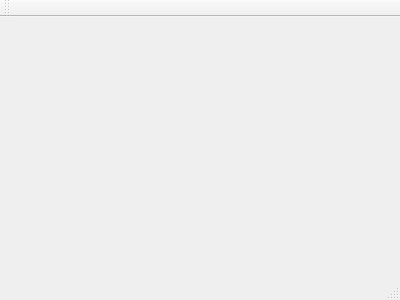
Old version of the form src/mainwindow.ui in the repository Lasall/qt-sudoku.
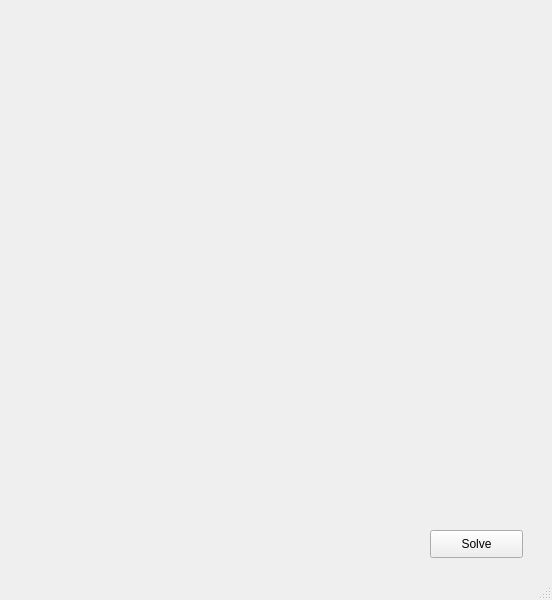
New version of the form.

Commit message: Basic Sudoku prototype, gui representation

```diff
--- a/src/mainwindow.ui
+++ b/src/mainwindow.ui
@@ -6,14 +6,1108 @@
    <rect>
     <x>0</x>
     <y>0</y>
-    <width>400</width>
-    <height>300</height>
+    <width>552</width>
+    <height>600</height>
    </rect>
   </property>
+  <property name="minimumSize">
+   <size>
+    <width>552</width>
+    <height>600</height>
+   </size>
+  </property>
+  <property name="maximumSize">
+   <size>
+    <width>552</width>
+    <height>600</height>
+   </size>
+  </property>
   <property name="windowTitle">
    <string>MainWindow</string>
   </property>
-  <widget class="QWidget" name="centralWidget"/>
+  <widget class="QWidget" name="centralWidget">
+   <widget class="QPushButton" name="pushButton">
+    <property name="geometry">
+     <rect>
+      <x>430</x>
+      <y>530</y>
+      <width>93</width>
+      <height>28</height>
+     </rect>
+    </property>
+    <property name="text">
+     <string>Solve</string>
+    </property>
+   </widget>
+   <widget class="QWidget" name="gridLayoutWidget">
+    <property name="geometry">
+     <rect>
+      <x>20</x>
+      <y>20</y>
+      <width>521</width>
+      <height>501</height>
+     </rect>
+    </property>
+    <layout class="QGridLayout" name="gridLayout">
+     <property name="sizeConstraint">
+      <enum>QLayout::SetDefaultConstraint</enum>
+     </property>
+     <item row="7" column="3">
+      <widget class="QLabel" name="label_37">
+       <property name="text">
+        <string/>
+       </property>
+       <property name="scaledContents">
+        <bool>true</bool>
+       </property>
+       <property name="alignment">
+        <set>Qt::AlignCenter</set>
+       </property>
+      </widget>
+     </item>
+     <item row="1" column="7">
+      <widget class="QLabel" name="label_71">
+       <property name="text">
+        <string/>
+       </property>
+       <property name="scaledContents">
+        <bool>true</bool>
+       </property>
+       <property name="alignment">
+        <set>Qt::AlignCenter</set>
+       </property>
+      </widget>
+     </item>
+     <item row="0" column="8">
+      <widget class="QLabel" name="label_80">
+       <property name="text">
+        <string/>
+       </property>
+       <property name="scaledContents">
+        <bool>true</bool>
+       </property>
+       <property name="alignment">
+        <set>Qt::AlignCenter</set>
+       </property>
+      </widget>
+     </item>
+     <item row="2" column="6">
+      <widget class="QLabel" name="label_62">
+       <property name="text">
+        <string/>
+       </property>
+       <property name="scaledContents">
+        <bool>true</bool>
+       </property>
+       <property name="alignment">
+        <set>Qt::AlignCenter</set>
+       </property>
+      </widget>
+     </item>
+     <item row="6" column="3">
+      <widget class="QLabel" name="label_36">
+       <property name="text">
+        <string/>
+       </property>
+       <property name="scaledContents">
+        <bool>true</bool>
+       </property>
+       <property name="alignment">
+        <set>Qt::AlignCenter</set>
+       </property>
+      </widget>
+     </item>
+     <item row="5" column="3">
+      <widget class="QLabel" name="label_35">
+       <property name="text">
+        <string/>
+       </property>
+       <property name="scaledContents">
+        <bool>true</bool>
+       </property>
+       <property name="alignment">
+        <set>Qt::AlignCenter</set>
+       </property>
+      </widget>
+     </item>
+     <item row="4" column="5">
+      <widget class="QLabel" name="label_54">
+       <property name="text">
+        <string/>
+       </property>
+       <property name="scaledContents">
+        <bool>true</bool>
+       </property>
+       <property name="alignment">
+        <set>Qt::AlignCenter</set>
+       </property>
+      </widget>
+     </item>
+     <item row="0" column="0">
+      <widget class="QLabel" name="label_00">
+       <property name="text">
+        <string/>
+       </property>
+       <property name="scaledContents">
+        <bool>true</bool>
+       </property>
+       <property name="alignment">
+        <set>Qt::AlignCenter</set>
+       </property>
+      </widget>
+     </item>
+     <item row="5" column="4">
+      <widget class="QLabel" name="label_45">
+       <property name="text">
+        <string/>
+       </property>
+       <property name="scaledContents">
+        <bool>true</bool>
+       </property>
+       <property name="alignment">
+        <set>Qt::AlignCenter</set>
+       </property>
+      </widget>
+     </item>
+     <item row="5" column="2">
+      <widget class="QLabel" name="label_25">
+       <property name="text">
+        <string/>
+       </property>
+       <property name="scaledContents">
+        <bool>true</bool>
+       </property>
+       <property name="alignment">
+        <set>Qt::AlignCenter</set>
+       </property>
+      </widget>
+     </item>
+     <item row="5" column="0">
+      <widget class="QLabel" name="label_05">
+       <property name="text">
+        <string/>
+       </property>
+       <property name="scaledContents">
+        <bool>true</bool>
+       </property>
+       <property name="alignment">
+        <set>Qt::AlignCenter</set>
+       </property>
+      </widget>
+     </item>
+     <item row="1" column="6">
+      <widget class="QLabel" name="label_61">
+       <property name="text">
+        <string/>
+       </property>
+       <property name="scaledContents">
+        <bool>true</bool>
+       </property>
+       <property name="alignment">
+        <set>Qt::AlignCenter</set>
+       </property>
+      </widget>
+     </item>
+     <item row="4" column="0">
+      <widget class="QLabel" name="label_04">
+       <property name="text">
+        <string/>
+       </property>
+       <property name="scaledContents">
+        <bool>true</bool>
+       </property>
+       <property name="alignment">
+        <set>Qt::AlignCenter</set>
+       </property>
+      </widget>
+     </item>
+     <item row="5" column="8">
+      <widget class="QLabel" name="label_85">
+       <property name="text">
+        <string/>
+       </property>
+       <property name="scaledContents">
+        <bool>true</bool>
+       </property>
+       <property name="alignment">
+        <set>Qt::AlignCenter</set>
+       </property>
+      </widget>
+     </item>
+     <item row="3" column="8">
+      <widget class="QLabel" name="label_83">
+       <property name="text">
+        <string/>
+       </property>
+       <property name="scaledContents">
+        <bool>true</bool>
+       </property>
+       <property name="alignment">
+        <set>Qt::AlignCenter</set>
+       </property>
+      </widget>
+     </item>
+     <item row="8" column="0">
+      <widget class="QLabel" name="label_08">
+       <property name="text">
+        <string/>
+       </property>
+       <property name="scaledContents">
+        <bool>true</bool>
+       </property>
+       <property name="alignment">
+        <set>Qt::AlignCenter</set>
+       </property>
+      </widget>
+     </item>
+     <item row="3" column="6">
+      <widget class="QLabel" name="label_63">
+       <property name="text">
+        <string/>
+       </property>
+       <property name="scaledContents">
+        <bool>true</bool>
+       </property>
+       <property name="alignment">
+        <set>Qt::AlignCenter</set>
+       </property>
+      </widget>
+     </item>
+     <item row="8" column="8">
+      <widget class="QLabel" name="label_88">
+       <property name="text">
+        <string/>
+       </property>
+       <property name="scaledContents">
+        <bool>true</bool>
+       </property>
+       <property name="alignment">
+        <set>Qt::AlignCenter</set>
+       </property>
+      </widget>
+     </item>
+     <item row="1" column="8">
+      <widget class="QLabel" name="label_81">
+       <property name="text">
+        <string/>
+       </property>
+       <property name="scaledContents">
+        <bool>true</bool>
+       </property>
+       <property name="alignment">
+        <set>Qt::AlignCenter</set>
+       </property>
+      </widget>
+     </item>
+     <item row="4" column="8">
+      <widget class="QLabel" name="label_84">
+       <property name="text">
+        <string/>
+       </property>
+       <property name="scaledContents">
+        <bool>true</bool>
+       </property>
+       <property name="alignment">
+        <set>Qt::AlignCenter</set>
+       </property>
+      </widget>
+     </item>
+     <item row="0" column="6">
+      <widget class="QLabel" name="label_60">
+       <property name="text">
+        <string/>
+       </property>
+       <property name="scaledContents">
+        <bool>true</bool>
+       </property>
+       <property name="alignment">
+        <set>Qt::AlignCenter</set>
+       </property>
+      </widget>
+     </item>
+     <item row="1" column="0">
+      <widget class="QLabel" name="label_01">
+       <property name="text">
+        <string/>
+       </property>
+       <property name="scaledContents">
+        <bool>true</bool>
+       </property>
+       <property name="alignment">
+        <set>Qt::AlignCenter</set>
+       </property>
+      </widget>
+     </item>
+     <item row="3" column="0">
+      <widget class="QLabel" name="label_03">
+       <property name="text">
+        <string/>
+       </property>
+       <property name="scaledContents">
+        <bool>true</bool>
+       </property>
+       <property name="alignment">
+        <set>Qt::AlignCenter</set>
+       </property>
+      </widget>
+     </item>
+     <item row="4" column="6">
+      <widget class="QLabel" name="label_64">
+       <property name="text">
+        <string/>
+       </property>
+       <property name="scaledContents">
+        <bool>true</bool>
+       </property>
+       <property name="alignment">
+        <set>Qt::AlignCenter</set>
+       </property>
+      </widget>
+     </item>
+     <item row="5" column="6">
+      <widget class="QLabel" name="label_65">
+       <property name="text">
+        <string/>
+       </property>
+       <property name="scaledContents">
+        <bool>true</bool>
+       </property>
+       <property name="alignment">
+        <set>Qt::AlignCenter</set>
+       </property>
+      </widget>
+     </item>
+     <item row="8" column="6">
+      <widget class="QLabel" name="label_68">
+       <property name="text">
+        <string/>
+       </property>
+       <property name="scaledContents">
+        <bool>true</bool>
+       </property>
+       <property name="alignment">
+        <set>Qt::AlignCenter</set>
+       </property>
+      </widget>
+     </item>
+     <item row="5" column="1">
+      <widget class="QLabel" name="label_15">
+       <property name="text">
+        <string/>
+       </property>
+       <property name="scaledContents">
+        <bool>true</bool>
+       </property>
+       <property name="alignment">
+        <set>Qt::AlignCenter</set>
+       </property>
+      </widget>
+     </item>
+     <item row="6" column="0">
+      <widget class="QLabel" name="label_06">
+       <property name="text">
+        <string/>
+       </property>
+       <property name="scaledContents">
+        <bool>true</bool>
+       </property>
+       <property name="alignment">
+        <set>Qt::AlignCenter</set>
+       </property>
+      </widget>
+     </item>
+     <item row="7" column="0">
+      <widget class="QLabel" name="label_07">
+       <property name="text">
+        <string/>
+       </property>
+       <property name="scaledContents">
+        <bool>true</bool>
+       </property>
+       <property name="alignment">
+        <set>Qt::AlignCenter</set>
+       </property>
+      </widget>
+     </item>
+     <item row="6" column="1">
+      <widget class="QLabel" name="label_16">
+       <property name="text">
+        <string/>
+       </property>
+       <property name="scaledContents">
+        <bool>true</bool>
+       </property>
+       <property name="alignment">
+        <set>Qt::AlignCenter</set>
+       </property>
+      </widget>
+     </item>
+     <item row="7" column="1">
+      <widget class="QLabel" name="label_17">
+       <property name="text">
+        <string/>
+       </property>
+       <property name="scaledContents">
+        <bool>true</bool>
+       </property>
+       <property name="alignment">
+        <set>Qt::AlignCenter</set>
+       </property>
+      </widget>
+     </item>
+     <item row="8" column="1">
+      <widget class="QLabel" name="label_18">
+       <property name="text">
+        <string/>
+       </property>
+       <property name="scaledContents">
+        <bool>true</bool>
+       </property>
+       <property name="alignment">
+        <set>Qt::AlignCenter</set>
+       </property>
+      </widget>
+     </item>
+     <item row="8" column="2">
+      <widget class="QLabel" name="label_28">
+       <property name="text">
+        <string/>
+       </property>
+       <property name="scaledContents">
+        <bool>true</bool>
+       </property>
+       <property name="alignment">
+        <set>Qt::AlignCenter</set>
+       </property>
+      </widget>
+     </item>
+     <item row="7" column="2">
+      <widget class="QLabel" name="label_27">
+       <property name="text">
+        <string/>
+       </property>
+       <property name="scaledContents">
+        <bool>true</bool>
+       </property>
+       <property name="alignment">
+        <set>Qt::AlignCenter</set>
+       </property>
+      </widget>
+     </item>
+     <item row="6" column="2">
+      <widget class="QLabel" name="label_26">
+       <property name="text">
+        <string/>
+       </property>
+       <property name="scaledContents">
+        <bool>true</bool>
+       </property>
+       <property name="alignment">
+        <set>Qt::AlignCenter</set>
+       </property>
+      </widget>
+     </item>
+     <item row="4" column="1">
+      <widget class="QLabel" name="label_14">
+       <property name="text">
+        <string/>
+       </property>
+       <property name="scaledContents">
+        <bool>true</bool>
+       </property>
+       <property name="alignment">
+        <set>Qt::AlignCenter</set>
+       </property>
+      </widget>
+     </item>
+     <item row="3" column="1">
+      <widget class="QLabel" name="label_13">
+       <property name="text">
+        <string/>
+       </property>
+       <property name="scaledContents">
+        <bool>true</bool>
+       </property>
+       <property name="alignment">
+        <set>Qt::AlignCenter</set>
+       </property>
+      </widget>
+     </item>
+     <item row="2" column="0">
+      <widget class="QLabel" name="label_02">
+       <property name="text">
+        <string/>
+       </property>
+       <property name="scaledContents">
+        <bool>true</bool>
+       </property>
+       <property name="alignment">
+        <set>Qt::AlignCenter</set>
+       </property>
+      </widget>
+     </item>
+     <item row="2" column="1">
+      <widget class="QLabel" name="label_12">
+       <property name="text">
+        <string/>
+       </property>
+       <property name="scaledContents">
+        <bool>true</bool>
+       </property>
+       <property name="alignment">
+        <set>Qt::AlignCenter</set>
+       </property>
+      </widget>
+     </item>
+     <item row="1" column="1">
+      <widget class="QLabel" name="label_11">
+       <property name="text">
+        <string/>
+       </property>
+       <property name="scaledContents">
+        <bool>true</bool>
+       </property>
+       <property name="alignment">
+        <set>Qt::AlignCenter</set>
+       </property>
+      </widget>
+     </item>
+     <item row="0" column="1">
+      <widget class="QLabel" name="label_10">
+       <property name="text">
+        <string/>
+       </property>
+       <property name="scaledContents">
+        <bool>true</bool>
+       </property>
+       <property name="alignment">
+        <set>Qt::AlignCenter</set>
+       </property>
+      </widget>
+     </item>
+     <item row="0" column="2">
+      <widget class="QLabel" name="label_20">
+       <property name="text">
+        <string/>
+       </property>
+       <property name="scaledContents">
+        <bool>true</bool>
+       </property>
+       <property name="alignment">
+        <set>Qt::AlignCenter</set>
+       </property>
+      </widget>
+     </item>
+     <item row="1" column="2">
+      <widget class="QLabel" name="label_21">
+       <property name="text">
+        <string/>
+       </property>
+       <property name="scaledContents">
+        <bool>true</bool>
+       </property>
+       <property name="alignment">
+        <set>Qt::AlignCenter</set>
+       </property>
+      </widget>
+     </item>
+     <item row="2" column="2">
+      <widget class="QLabel" name="label_22">
+       <property name="text">
+        <string/>
+       </property>
+       <property name="scaledContents">
+        <bool>true</bool>
+       </property>
+       <property name="alignment">
+        <set>Qt::AlignCenter</set>
+       </property>
+      </widget>
+     </item>
+     <item row="3" column="2">
+      <widget class="QLabel" name="label_23">
+       <property name="text">
+        <string/>
+       </property>
+       <property name="scaledContents">
+        <bool>true</bool>
+       </property>
+       <property name="alignment">
+        <set>Qt::AlignCenter</set>
+       </property>
+      </widget>
+     </item>
+     <item row="4" column="2">
+      <widget class="QLabel" name="label_24">
+       <property name="text">
+        <string/>
+       </property>
+       <property name="scaledContents">
+        <bool>true</bool>
+       </property>
+       <property name="alignment">
+        <set>Qt::AlignCenter</set>
+       </property>
+      </widget>
+     </item>
+     <item row="8" column="3">
+      <widget class="QLabel" name="label_38">
+       <property name="text">
+        <string/>
+       </property>
+       <property name="scaledContents">
+        <bool>true</bool>
+       </property>
+       <property name="alignment">
+        <set>Qt::AlignCenter</set>
+       </property>
+      </widget>
+     </item>
+     <item row="8" column="4">
+      <widget class="QLabel" name="label_48">
+       <property name="text">
+        <string/>
+       </property>
+       <property name="scaledContents">
+        <bool>true</bool>
+       </property>
+       <property name="alignment">
+        <set>Qt::AlignCenter</set>
+       </property>
+      </widget>
+     </item>
+     <item row="8" column="5">
+      <widget class="QLabel" name="label_58">
+       <property name="text">
+        <string/>
+       </property>
+       <property name="scaledContents">
+        <bool>true</bool>
+       </property>
+       <property name="alignment">
+        <set>Qt::AlignCenter</set>
+       </property>
+      </widget>
+     </item>
+     <item row="8" column="7">
+      <widget class="QLabel" name="label_78">
+       <property name="text">
+        <string/>
+       </property>
+       <property name="scaledContents">
+        <bool>true</bool>
+       </property>
+       <property name="alignment">
+        <set>Qt::AlignCenter</set>
+       </property>
+      </widget>
+     </item>
+     <item row="4" column="3">
+      <widget class="QLabel" name="label_34">
+       <property name="text">
+        <string/>
+       </property>
+       <property name="scaledContents">
+        <bool>true</bool>
+       </property>
+       <property name="alignment">
+        <set>Qt::AlignCenter</set>
+       </property>
+      </widget>
+     </item>
+     <item row="3" column="3">
+      <widget class="QLabel" name="label_33">
+       <property name="text">
+        <string/>
+       </property>
+       <property name="scaledContents">
+        <bool>true</bool>
+       </property>
+       <property name="alignment">
+        <set>Qt::AlignCenter</set>
+       </property>
+      </widget>
+     </item>
+     <item row="2" column="3">
+      <widget class="QLabel" name="label_32">
+       <property name="text">
+        <string/>
+       </property>
+       <property name="scaledContents">
+        <bool>true</bool>
+       </property>
+       <property name="alignment">
+        <set>Qt::AlignCenter</set>
+       </property>
+      </widget>
+     </item>
+     <item row="1" column="3">
+      <widget class="QLabel" name="label_31">
+       <property name="text">
+        <string/>
+       </property>
+       <property name="scaledContents">
+        <bool>true</bool>
+       </property>
+       <property name="alignment">
+        <set>Qt::AlignCenter</set>
+       </property>
+      </widget>
+     </item>
+     <item row="0" column="3">
+      <widget class="QLabel" name="label_30">
+       <property name="text">
+        <string/>
+       </property>
+       <property name="scaledContents">
+        <bool>true</bool>
+       </property>
+       <property name="alignment">
+        <set>Qt::AlignCenter</set>
+       </property>
+      </widget>
+     </item>
+     <item row="0" column="4">
+      <widget class="QLabel" name="label_40">
+       <property name="text">
+        <string/>
+       </property>
+       <property name="scaledContents">
+        <bool>true</bool>
+       </property>
+       <property name="alignment">
+        <set>Qt::AlignCenter</set>
+       </property>
+      </widget>
+     </item>
+     <item row="1" column="4">
+      <widget class="QLabel" name="label_41">
+       <property name="text">
+        <string/>
+       </property>
+       <property name="scaledContents">
+        <bool>true</bool>
+       </property>
+       <property name="alignment">
+        <set>Qt::AlignCenter</set>
+       </property>
+      </widget>
+     </item>
+     <item row="2" column="4">
+      <widget class="QLabel" name="label_42">
+       <property name="text">
+        <string/>
+       </property>
+       <property name="scaledContents">
+        <bool>true</bool>
+       </property>
+       <property name="alignment">
+        <set>Qt::AlignCenter</set>
+       </property>
+      </widget>
+     </item>
+     <item row="3" column="4">
+      <widget class="QLabel" name="label_43">
+       <property name="text">
+        <string/>
+       </property>
+       <property name="scaledContents">
+        <bool>true</bool>
+       </property>
+       <property name="alignment">
+        <set>Qt::AlignCenter</set>
+       </property>
+      </widget>
+     </item>
+     <item row="4" column="4">
+      <widget class="QLabel" name="label_44">
+       <property name="text">
+        <string/>
+       </property>
+       <property name="scaledContents">
+        <bool>true</bool>
+       </property>
+       <property name="alignment">
+        <set>Qt::AlignCenter</set>
+       </property>
+      </widget>
+     </item>
+     <item row="6" column="4">
+      <widget class="QLabel" name="label_46">
+       <property name="text">
+        <string/>
+       </property>
+       <property name="scaledContents">
+        <bool>true</bool>
+       </property>
+       <property name="alignment">
+        <set>Qt::AlignCenter</set>
+       </property>
+      </widget>
+     </item>
+     <item row="7" column="4">
+      <widget class="QLabel" name="label_47">
+       <property name="text">
+        <string/>
+       </property>
+       <property name="scaledContents">
+        <bool>true</bool>
+       </property>
+       <property name="alignment">
+        <set>Qt::AlignCenter</set>
+       </property>
+      </widget>
+     </item>
+     <item row="7" column="5">
+      <widget class="QLabel" name="label_57">
+       <property name="text">
+        <string/>
+       </property>
+       <property name="scaledContents">
+        <bool>true</bool>
+       </property>
+       <property name="alignment">
+        <set>Qt::AlignCenter</set>
+       </property>
+      </widget>
+     </item>
+     <item row="6" column="5">
+      <widget class="QLabel" name="label_56">
+       <property name="text">
+        <string/>
+       </property>
+       <property name="scaledContents">
+        <bool>true</bool>
+       </property>
+       <property name="alignment">
+        <set>Qt::AlignCenter</set>
+       </property>
+      </widget>
+     </item>
+     <item row="5" column="5">
+      <widget class="QLabel" name="label_55">
+       <property name="text">
+        <string/>
+       </property>
+       <property name="scaledContents">
+        <bool>true</bool>
+       </property>
+       <property name="alignment">
+        <set>Qt::AlignCenter</set>
+       </property>
+      </widget>
+     </item>
+     <item row="3" column="5">
+      <widget class="QLabel" name="label_53">
+       <property name="text">
+        <string/>
+       </property>
+       <property name="scaledContents">
+        <bool>true</bool>
+       </property>
+       <property name="alignment">
+        <set>Qt::AlignCenter</set>
+       </property>
+      </widget>
+     </item>
+     <item row="2" column="5">
+      <widget class="QLabel" name="label_52">
+       <property name="text">
+        <string/>
+       </property>
+       <property name="scaledContents">
+        <bool>true</bool>
+       </property>
+       <property name="alignment">
+        <set>Qt::AlignCenter</set>
+       </property>
+      </widget>
+     </item>
+     <item row="1" column="5">
+      <widget class="QLabel" name="label_51">
+       <property name="text">
+        <string/>
+       </property>
+       <property name="scaledContents">
+        <bool>true</bool>
+       </property>
+       <property name="alignment">
+        <set>Qt::AlignCenter</set>
+       </property>
+      </widget>
+     </item>
+     <item row="0" column="5">
+      <widget class="QLabel" name="label_50">
+       <property name="text">
+        <string/>
+       </property>
+       <property name="scaledContents">
+        <bool>true</bool>
+       </property>
+       <property name="alignment">
+        <set>Qt::AlignCenter</set>
+       </property>
+      </widget>
+     </item>
+     <item row="0" column="7">
+      <widget class="QLabel" name="label_70">
+       <property name="text">
+        <string/>
+       </property>
+       <property name="scaledContents">
+        <bool>true</bool>
+       </property>
+       <property name="alignment">
+        <set>Qt::AlignCenter</set>
+       </property>
+      </widget>
+     </item>
+     <item row="2" column="7">
+      <widget class="QLabel" name="label_72">
+       <property name="text">
+        <string/>
+       </property>
+       <property name="scaledContents">
+        <bool>true</bool>
+       </property>
+       <property name="alignment">
+        <set>Qt::AlignCenter</set>
+       </property>
+      </widget>
+     </item>
+     <item row="2" column="8">
+      <widget class="QLabel" name="label_82">
+       <property name="text">
+        <string/>
+       </property>
+       <property name="scaledContents">
+        <bool>true</bool>
+       </property>
+       <property name="alignment">
+        <set>Qt::AlignCenter</set>
+       </property>
+      </widget>
+     </item>
+     <item row="3" column="7">
+      <widget class="QLabel" name="label_73">
+       <property name="text">
+        <string/>
+       </property>
+       <property name="scaledContents">
+        <bool>true</bool>
+       </property>
+       <property name="alignment">
+        <set>Qt::AlignCenter</set>
+       </property>
+      </widget>
+     </item>
+     <item row="4" column="7">
+      <widget class="QLabel" name="label_74">
+       <property name="text">
+        <string/>
+       </property>
+       <property name="scaledContents">
+        <bool>true</bool>
+       </property>
+       <property name="alignment">
+        <set>Qt::AlignCenter</set>
+       </property>
+      </widget>
+     </item>
+     <item row="5" column="7">
+      <widget class="QLabel" name="label_75">
+       <property name="text">
+        <string/>
+       </property>
+       <property name="scaledContents">
+        <bool>true</bool>
+       </property>
+       <property name="alignment">
+        <set>Qt::AlignCenter</set>
+       </property>
+      </widget>
+     </item>
+     <item row="6" column="6">
+      <widget class="QLabel" name="label_66">
+       <property name="text">
+        <string/>
+       </property>
+       <property name="scaledContents">
+        <bool>true</bool>
+       </property>
+       <property name="alignment">
+        <set>Qt::AlignCenter</set>
+       </property>
+      </widget>
+     </item>
+     <item row="7" column="6">
+      <widget class="QLabel" name="label_67">
+       <property name="text">
+        <string/>
+       </property>
+       <property name="scaledContents">
+        <bool>true</bool>
+       </property>
+       <property name="alignment">
+        <set>Qt::AlignCenter</set>
+       </property>
+      </widget>
+     </item>
+     <item row="6" column="7">
+      <widget class="QLabel" name="label_76">
+       <property name="text">
+        <string/>
+       </property>
+       <property name="scaledContents">
+        <bool>true</bool>
+       </property>
+       <property name="alignment">
+        <set>Qt::AlignCenter</set>
+       </property>
+      </widget>
+     </item>
+     <item row="7" column="7">
+      <widget class="QLabel" name="label_77">
+       <property name="text">
+        <string/>
+       </property>
+       <property name="scaledContents">
+        <bool>true</bool>
+       </property>
+       <property name="alignment">
+        <set>Qt::AlignCenter</set>
+       </property>
+      </widget>
+     </item>
+     <item row="6" column="8">
+      <widget class="QLabel" name="label_86">
+       <property name="text">
+        <string/>
+       </property>
+       <property name="scaledContents">
+        <bool>true</bool>
+       </property>
+       <property name="alignment">
+        <set>Qt::AlignCenter</set>
+       </property>
+      </widget>
+     </item>
+     <item row="7" column="8">
+      <widget class="QLabel" name="label_87">
+       <property name="text">
+        <string/>
+       </property>
+       <property name="scaledContents">
+        <bool>true</bool>
+       </property>
+       <property name="alignment">
+        <set>Qt::AlignCenter</set>
+       </property>
+      </widget>
+     </item>
+    </layout>
+   </widget>
+  </widget>
   <widget class="QMenuBar" name="menuBar">
    <property name="geometry">
     <rect>
@@ -24,14 +1118,6 @@
     </rect>
    </property>
   </widget>
-  <widget class="QToolBar" name="mainToolBar">
-   <attribute name="toolBarArea">
-    <enum>TopToolBarArea</enum>
-   </attribute>
-   <attribute name="toolBarBreak">
-    <bool>false</bool>
-   </attribute>
-  </widget>
   <widget class="QStatusBar" name="statusBar"/>
  </widget>
  <layoutdefault spacing="6" margin="11"/>
```
Left out of the diff: 4 changed lines with no effect on the pictures. The commit also changes 5 other files.
